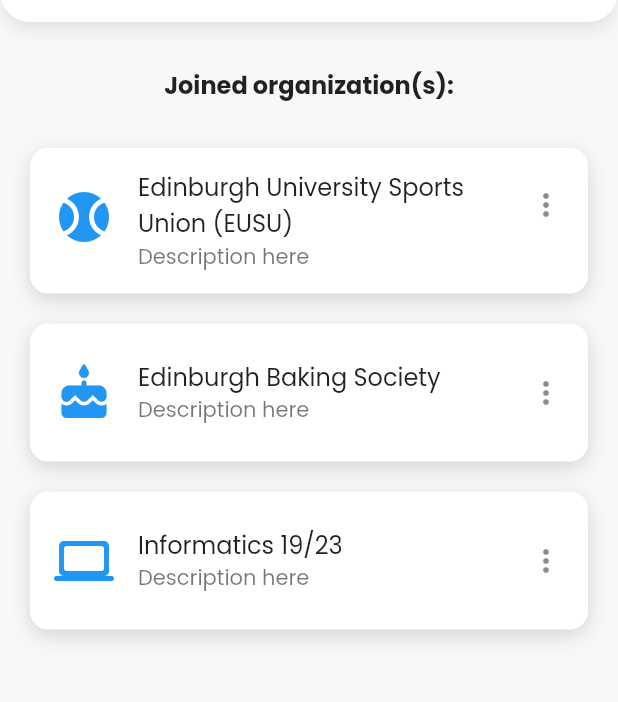
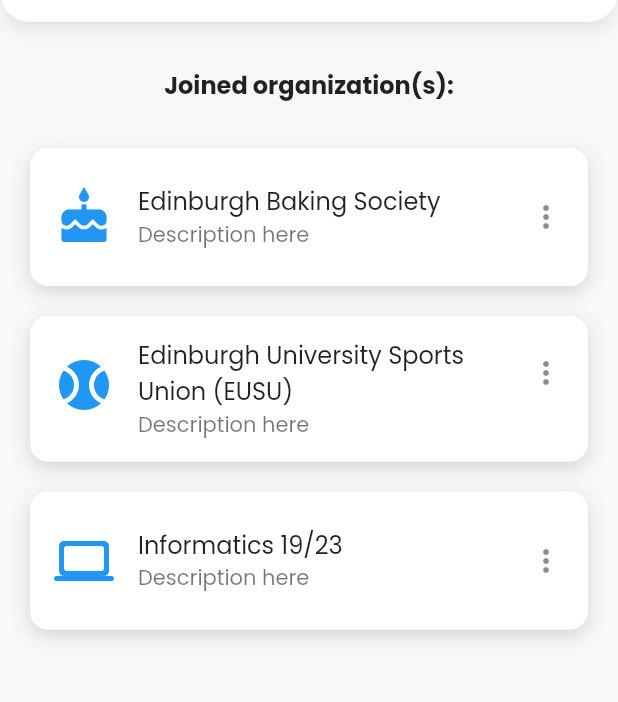
Before and after one commit to HafizuddinSharif/ecclesia_ui, a Flutter app: the JoinedOrganizationList screen opened by its route, on a phone screen of 412 x 824 dp, the part 98-800 px from its top. Run offline on Flutter 3.47's test engine with Material 2 defaults, Android fonts, the phone set to English and light mode, and no system bars; our stand-ins replace bloc, equatable, fl_chart, flutter_bloc, go_router, image_picker; missing offline and left inert: mobile_scanner.

Commit message:
Add joining organization functionality

```diff
--- a/lib/client/screens/joined_organization_list.dart
+++ b/lib/client/screens/joined_organization_list.dart
@@ -1,6 +1,9 @@
 import 'package:ecclesia_ui/client/widgets/custom_appbar.dart';
 import 'package:ecclesia_ui/client/widgets/custom_drawer.dart';
+import 'package:ecclesia_ui/data/models/organization_model.dart';
+import 'package:ecclesia_ui/server/bloc/logged_user_bloc.dart';
 import 'package:flutter/material.dart';
+import 'package:flutter_bloc/flutter_bloc.dart';
 
 class JoinedOrganizationList extends StatelessWidget {
   const JoinedOrganizationList({Key? key}) : super(key: key);
@@ -21,12 +24,29 @@ class JoinedOrganizationList extends StatelessWidget {
           ),
         ),
         Expanded(
-          child: ListView(
-            children: const <Widget>[
-              OrganizationCard(title: 'Edinburgh University Sports Union (EUSU)', description: 'Description here', icon: Icons.sports_baseball_rounded),
-              OrganizationCard(title: 'Edinburgh Baking Society', description: 'Description here', icon: Icons.cake_rounded),
-              OrganizationCard(title: 'Informatics 19/23', description: 'Description here', icon: Icons.computer_rounded),
-            ],
+          child: BlocBuilder<LoggedUserBloc, LoggedUserState>(
+            builder: (context, state) {
+              if (state is LoggedUserInitial) {
+                return const CircularProgressIndicator();
+              } else if (state is LoggedUserLoaded) {
+                // return ListView(
+                //   children: const <Widget>[
+                //     OrganizationCard(title: 'Edinburgh University Sports Union (EUSU)', description: 'Description here', icon: Icons.sports_baseball_rounded),
+                //     OrganizationCard(title: 'Edinburgh Baking Society', description: 'Description here', icon: Icons.cake_rounded),
+                //     OrganizationCard(title: 'Informatics 19/23', description: 'Description here', icon: Icons.computer_rounded),
+                //   ],
+                // );
+                return ListView.builder(
+                  itemCount: state.user.joinedOrganizations.length,
+                  itemBuilder: ((context, index) {
+                    Organization organization = state.user.joinedOrganizations.entries.elementAt(index).value;
+                    return OrganizationCard(icon: organization.icon, title: organization.name, description: organization.description);
+                  }),
+                );
+              } else {
+                return const Text('Something is wrong');
+              }
+            },
           ),
         ),
       ]),
--- a/lib/client/screens/register_confirmation.dart
+++ b/lib/client/screens/register_confirmation.dart
@@ -29,6 +29,7 @@ class RegisterConfirmation extends StatelessWidget {
                     context.read<LoggedUserBloc>().add(const JoinElectionLoggedUserEvent(id: '4'));
                     context.go('/register-election/confirmation/confirmed');
                   } else {
+                    context.read<LoggedUserBloc>().add(const JoinOrganizationLoggedUserEvent(organizationId: '3'));
                     context.go('/register-organization/confirmation/confirmed');
                   }
                 },
```
